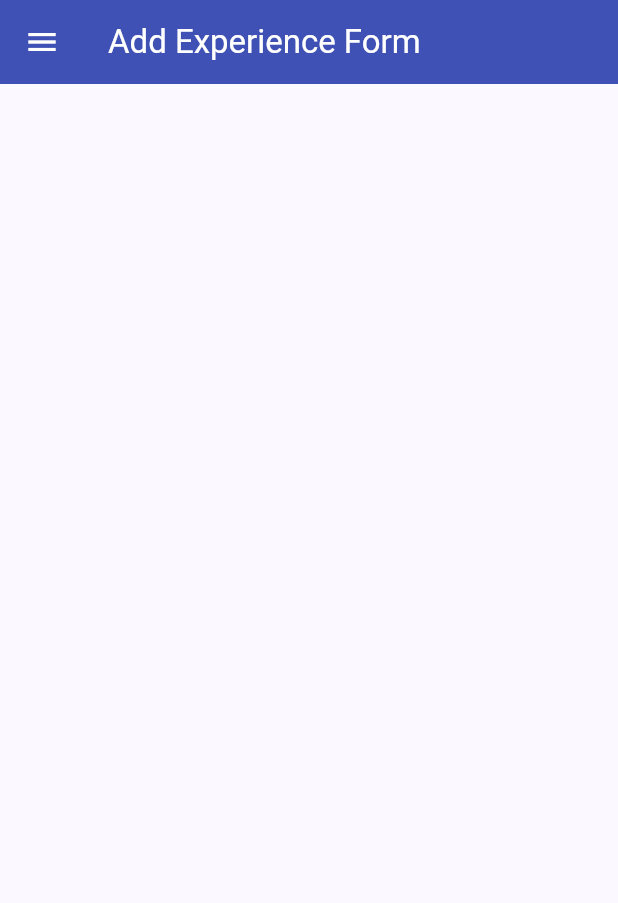
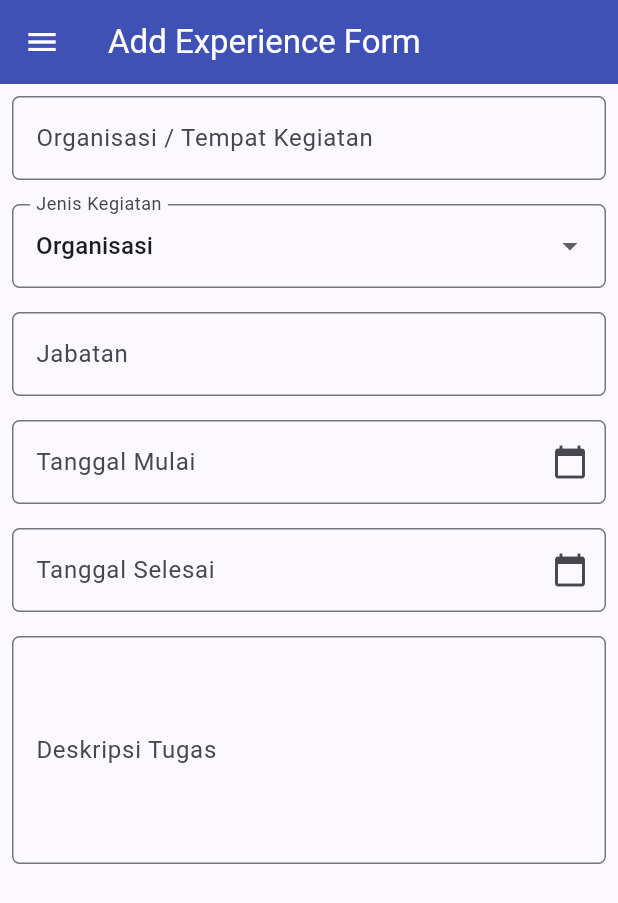
Before and after one commit to adreezadamica/myportofolio_mobile, a Flutter app: the ExperienceFormPage screen opened directly, on a phone screen of 412 x 824 dp. Shown: the top 903 px of the screen. Run offline on Flutter 3.47's test engine with Material 3 defaults, Android fonts, the phone set to English and light mode, and no system bars; our stand-ins replace material_ui.

Commit message:
feat(form): add experience input fields with dropdown and date pickers

```diff
--- a/lib/screens/experience_form.dart
+++ b/lib/screens/experience_form.dart
@@ -11,6 +11,53 @@ class ExperienceFormPage extends StatefulWidget {
 class _ExperienceFormPageState extends State<ExperienceFormPage> {
   final _formKey = GlobalKey<FormState>();
 
+  String _organization = "";
+  String _type = "Organisasi";
+  String _role = "";
+  String _description = "";
+  DateTime? _startDate;
+  DateTime? _endDate;
+  final _startCtrl = TextEditingController();
+  final _endCtrl = TextEditingController();
+
+  final List<String> _types = [
+    'Organisasi',
+    'Kepanitiaan',
+    'Volunteer',
+    'Asisten Lab/Dosen',
+    'Magang',
+    'Lainnya',
+  ];
+
+  @override
+  void dispose() {
+    _startCtrl.dispose();
+    _endCtrl.dispose();
+    super.dispose();
+  }
+
+  String _fmt(DateTime d) =>
+      '${d.year}-${d.month.toString().padLeft(2, '0')}-${d.day.toString().padLeft(2, '0')}';
+
+  Future<void> _pickDate({required bool isStart}) async {
+    final picked = await showDatePicker(
+      context: context,
+      initialDate: DateTime.now(),
+      firstDate: DateTime(2015),
+      lastDate: DateTime(2100),
+    );
+    if (picked == null) return;
+    setState(() {
+      if (isStart) {
+        _startDate = picked;
+        _startCtrl.text = _fmt(picked);
+      } else {
+        _endDate = picked;
+        _endCtrl.text = _fmt(picked);
+      }
+    });
+  }
+
   @override
   Widget build(BuildContext context) {
     return Scaffold(
@@ -22,7 +69,98 @@ class _ExperienceFormPageState extends State<ExperienceFormPage> {
       drawer: const LeftDrawer(),
       body: Form(
         key: _formKey,
-        child: const SingleChildScrollView(child: Column()),
+        child: SingleChildScrollView(
+          child: Column(
+            crossAxisAlignment: CrossAxisAlignment.start,
+            children: [
+              // Organisasi
+              Padding(
+                padding: const EdgeInsets.all(8.0),
+                child: TextFormField(
+                  decoration: InputDecoration(
+                    labelText: "Organisasi / Tempat Kegiatan",
+                    hintText: "Contoh: BEM Fasilkom UI",
+                    border: OutlineInputBorder(borderRadius: BorderRadius.circular(5.0)),
+                  ),
+                  onChanged: (v) => setState(() => _organization = v),
+                ),
+              ),
+
+              // Jenis kegiatan (dropdown)
+              Padding(
+                padding: const EdgeInsets.all(8.0),
+                child: DropdownButtonFormField<String>(
+                  decoration: InputDecoration(
+                    labelText: "Jenis Kegiatan",
+                    border: OutlineInputBorder(borderRadius: BorderRadius.circular(5.0)),
+                  ),
+                  initialValue: _type,
+                  items: _types
+                      .map((t) => DropdownMenuItem(value: t, child: Text(t)))
+                      .toList(),
+                  onChanged: (v) => setState(() => _type = v!),
+                ),
+              ),
+
+              // Jabatan
+              Padding(
+                padding: const EdgeInsets.all(8.0),
+                child: TextFormField(
+                  decoration: InputDecoration(
+                    labelText: "Jabatan",
+                    hintText: "Contoh: Staf Divisi Teknologi",
+                    border: OutlineInputBorder(borderRadius: BorderRadius.circular(5.0)),
+                  ),
+                  onChanged: (v) => setState(() => _role = v),
+                ),
+              ),
+
+              // Tanggal mulai
+              Padding(
+                padding: const EdgeInsets.all(8.0),
+                child: TextFormField(
+                  controller: _startCtrl,
+                  readOnly: true,
+                  decoration: InputDecoration(
+                    labelText: "Tanggal Mulai",
+                    suffixIcon: const Icon(Icons.calendar_today),
+                    border: OutlineInputBorder(borderRadius: BorderRadius.circular(5.0)),
+                  ),
+                  onTap: () => _pickDate(isStart: true),
+                ),
+              ),
+
+              // Tanggal selesai
+              Padding(
+                padding: const EdgeInsets.all(8.0),
+                child: TextFormField(
+                  controller: _endCtrl,
+                  readOnly: true,
+                  decoration: InputDecoration(
+                    labelText: "Tanggal Selesai",
+                    suffixIcon: const Icon(Icons.calendar_today),
+                    border: OutlineInputBorder(borderRadius: BorderRadius.circular(5.0)),
+                  ),
+                  onTap: () => _pickDate(isStart: false),
+                ),
+              ),
+
+              // Deskripsi tugas
+              Padding(
+                padding: const EdgeInsets.all(8.0),
+                child: TextFormField(
+                  maxLines: 5,
+                  decoration: InputDecoration(
+                    labelText: "Deskripsi Tugas",
+                    hintText: "Apa saja tanggung jawab dan kontribusimu?",
+                    border: OutlineInputBorder(borderRadius: BorderRadius.circular(5.0)),
+                  ),
+                  onChanged: (v) => setState(() => _description = v),
+                ),
+              ),
+            ],
+          )
+        ),
       ),
     );
   }
```
